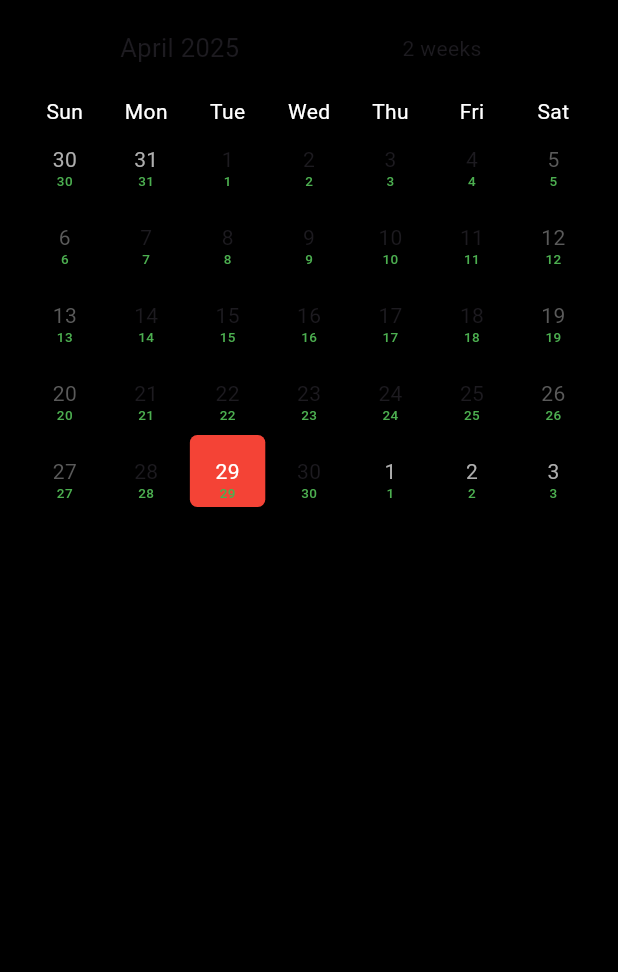
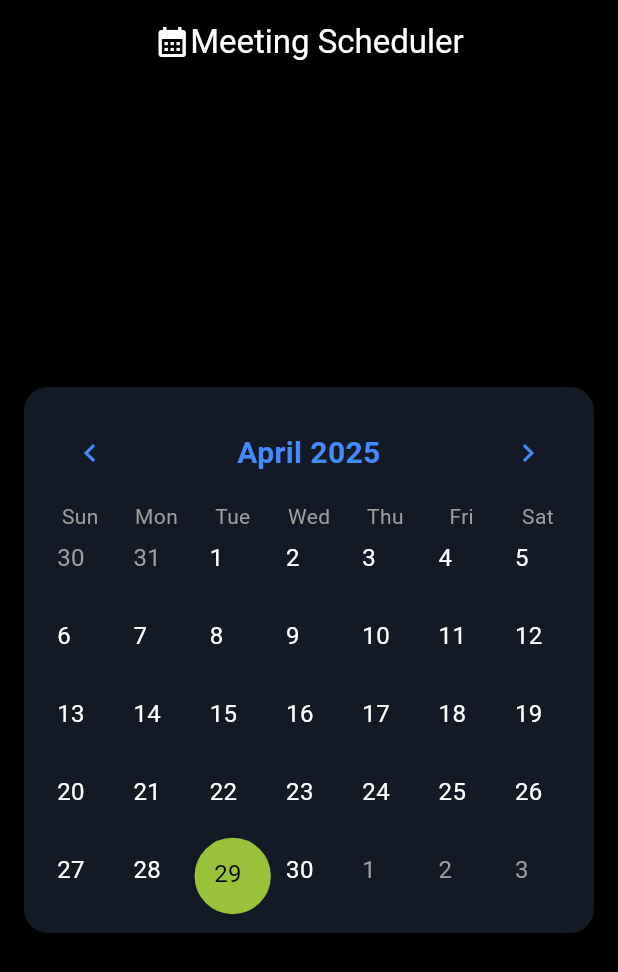
Before and after one commit to wasif567/scheduler, a Flutter app: the screen it shows after launch, on a phone screen of 412 x 824 dp. Shown: the top 972 px of the screen. Run offline on Flutter 3.47's test engine with Material 3 defaults, Android fonts, the phone set to English and light mode, and no system bars; drawn by our look-alikes of table_calendar; network calls fail.

Commit message:
fix: meeting selection

```diff
--- /dev/null
+++ b/lib/core/app_colors/app_colors.dart
@@ -0,0 +1,7 @@
+import 'package:flutter/material.dart';
+
+class AppColors {
+  static const Color upcomingColor = Color(0xFF99C139);
+  static const Color currentColor = Color(0xFFFABF06);
+  static const Color previousColor = Color(0xFF50545A);
+}
--- a/lib/main.dart
+++ b/lib/main.dart
@@ -1,10 +1,12 @@
-import 'package:flutter/foundation.dart';
 import 'package:flutter/material.dart';
+import 'package:flutter/services.dart';
 import 'package:provider/provider.dart';
 import 'package:scheduler/pages/meeting_screen.dart';
 import 'package:scheduler/provider/meeting_provider.dart';
 
 void main() {
+  WidgetsFlutterBinding.ensureInitialized();
+  SystemChrome.setPreferredOrientations([DeviceOrientation.portraitUp, DeviceOrientation.portraitDown]);
   runApp(
     MultiProvider(
       providers: [ChangeNotifierProvider(create: (context) => MeetingProvider())],
--- a/lib/pages/meeting_screen.dart
+++ b/lib/pages/meeting_screen.dart
@@ -1,9 +1,6 @@
-import 'dart:developer';
-
 import 'package:flutter/material.dart';
-import 'package:provider/provider.dart';
-import 'package:scheduler/provider/meeting_provider.dart';
-import 'package:table_calendar/table_calendar.dart';
+import 'package:scheduler/pages/widgets/meeting_list.dart';
+import 'package:scheduler/pages/widgets/table_calendar.dart';
 
 class MeetingSchedulerScreen extends StatelessWidget {
   const MeetingSchedulerScreen({super.key});
@@ -12,6 +9,7 @@ class MeetingSchedulerScreen extends StatelessWidget {
   Widget build(BuildContext context) {
     final kSize = MediaQuery.sizeOf(context);
     return Scaffold(
+      appBar: appBar(context),
       backgroundColor: Colors.black,
       body: SizedBox(
         height: kSize.height,
@@ -19,31 +17,26 @@ class MeetingSchedulerScreen extends StatelessWidget {
         child: Padding(
           padding: const EdgeInsets.symmetric(horizontal: 16.0),
           child: Column(
-            children: [
-              Consumer<MeetingProvider>(
-                builder: (context, state, child) {
-                  return TableCalendar(
-                    calendarBuilders: state.calendarBuilders,
-                    onHeaderLongPressed: (date) {
-                      log("$date");
-                    },
-                    // headerStyle: HeaderStyle(decoration: BoxDecoration(color: Colors.red)),
-                    // calendarBuilders: () {},
-                    onHeaderTapped: (date) {
-                      log("${date}");
-                    },
-                    firstDay: DateTime(2000),
-                    focusedDay: DateTime.now(),
-                    lastDay: DateTime(2100),
-                  );
-                },
-              ),
-            ],
+            mainAxisAlignment: MainAxisAlignment.center,
+            children: [CustomTableCalendar(), MeetingList()],
           ),
         ),
       ),
     );
   }
+}
+
+AppBar appBar(BuildContext context) {
+  return AppBar(
+    backgroundColor: Colors.black,
+    title: Row(
+      mainAxisAlignment: MainAxisAlignment.center,
+      children: [
+        Icon(Icons.calendar_month, color: Colors.white),
+        Text("Meeting Scheduler", style: TextStyle(color: Colors.white)),
+      ],
+    ),
+  );
 }
 
 
--- /dev/null
+++ b/lib/pages/widgets/table_calendar.dart
@@ -0,0 +1,105 @@
+import 'dart:developer';
+
+import 'package:flutter/material.dart';
+import 'package:provider/provider.dart';
+import 'package:scheduler/core/app_colors/app_colors.dart';
+import 'package:scheduler/provider/meeting_provider.dart';
+import 'package:table_calendar/table_calendar.dart';
+
+class CustomTableCalendar extends StatelessWidget {
+  const CustomTableCalendar({super.key});
+
+  @override
+  Widget build(BuildContext context) {
+    return Consumer<MeetingProvider>(
+      builder: (context, state, child) {
+        return Container(
+          decoration: BoxDecoration(borderRadius: BorderRadius.circular(16), color: Color(0xFF131925)),
+          padding: EdgeInsets.symmetric(horizontal: 12, vertical: 12),
+          child: TableCalendar(
+            firstDay: DateTime.utc(2020, 1, 1),
+            lastDay: DateTime.utc(2100, 12, 31),
+            focusedDay: state.focusedDay,
+            calendarFormat: CalendarFormat.month,
+            selectedDayPredicate: (day) {
+              return isSameDay(state.selectedDay, day);
+            },
+            onDaySelected: (selectedDay, focusedDay) {
+              state.selectedDay = selectedDay;
+              state.focusedDay = focusedDay;
+              state.getMeetingsList(focusedDay);
+            },
+            headerStyle: HeaderStyle(
+              formatButtonVisible: false,
+              titleCentered: true,
+              titleTextStyle: TextStyle(
+                fontSize: 20.0,
+                color: Colors.blueAccent,
+                fontWeight: FontWeight.bold,
+              ),
+              leftChevronIcon: Icon(Icons.chevron_left, color: Colors.blueAccent),
+              rightChevronIcon: Icon(Icons.chevron_right, color: Colors.blueAccent),
+            ),
+            calendarStyle: CalendarStyle(
+              todayDecoration: BoxDecoration(
+                border: Border.all(color: Colors.yellow),
+                shape: BoxShape.circle,
+              ),
+              selectedDecoration: BoxDecoration(color: Color(0xFF99C139), shape: BoxShape.circle),
+              selectedTextStyle: TextStyle(color: Colors.white),
+              todayTextStyle: TextStyle(color: Colors.white),
+              defaultTextStyle: TextStyle(color: Colors.white),
+              outsideDaysVisible: true,
+            ),
+            daysOfWeekVisible: true,
+            daysOfWeekStyle: DaysOfWeekStyle(
+              weekendStyle: TextStyle(color: Colors.grey),
+              weekdayStyle: TextStyle(color: Colors.grey),
+            ),
+            calendarBuilders: CalendarBuilders(
+              todayBuilder: (context, day, focusedDay) {
+                return Container(
+                  padding: EdgeInsets.all(10),
+                  decoration: BoxDecoration(
+                    border: Border.all(color: AppColors.currentColor),
+                    shape: BoxShape.circle,
+                  ),
+                  child: Text("${day.day}", style: TextStyle(color: AppColors.currentColor, fontSize: 16)),
+                );
+              },
+              defaultBuilder: (context, day, focusedDay) {
+                return Stack(
+                  children: [
+                    Padding(
+                      padding: EdgeInsets.all(10),
+                      child: Text("${day.day}", style: TextStyle(color: Colors.white, fontSize: 16)),
+                    ),
+                    Positioned(right: 3, top: 6, child: Badge(backgroundColor: state.defaultDayColor(day))),
+                  ],
+                );
+              },
+              outsideBuilder: (context, day, focusedDay) {
+                return Container(
+                  decoration: BoxDecoration(shape: BoxShape.circle),
+                  padding: EdgeInsets.all(10),
+                  child: Text("${day.day}", style: TextStyle(color: Colors.grey, fontSize: 16)),
+                );
+              },
+              selectedBuilder: (context, day, focusedDay) {
+                return Container(
+                  padding: EdgeInsets.all(12),
+                  decoration: BoxDecoration(
+                    border: Border.all(color: AppColors.upcomingColor),
+                    color: AppColors.upcomingColor,
+                    shape: BoxShape.circle,
+                  ),
+                  child: Text("${day.day}", style: TextStyle(color: Colors.black, fontSize: 16)),
+                );
+              },
+            ),
+          ),
+        );
+      },
+    );
+  }
+}
--- a/lib/provider/meeting_provider.dart
+++ b/lib/provider/meeting_provider.dart
@@ -1,187 +1,119 @@
+import 'dart:developer';
+
 import 'package:flutter/foundation.dart';
 import 'package:flutter/material.dart';
 import 'package:intl/intl.dart';
+import 'package:scheduler/core/app_colors/app_colors.dart';
 import 'package:scheduler/models/meeting_item/meeting_item.dart';
 import 'package:scheduler/models/meeting_model/meeting_response.dart';
+import 'package:scheduler/pages/widgets/meeting_list.dart';
 import 'package:scheduler/service/meeting_service.dart';
 import 'package:table_calendar/table_calendar.dart';
 
 class MeetingProvider with ChangeNotifier {
-  CalendarBuilders calendarBuilders = CalendarBuilders(
-    dowBuilder: (context, day) {
-      return SizedBox(
-        height: 15,
-        child: Center(child: Text(DateFormat('EEE').format(day), style: TextStyle(color: Colors.white))),
-      );
-    },
-    markerBuilder: (context, day, events) {
-      return Padding(
-        padding: const EdgeInsets.only(bottom: 5),
-        child: Text(
-          "${day.day}",
-          style: TextStyle(fontSize: 9, fontWeight: FontWeight.w500, color: Colors.green),
-        ),
-      );
-    },
-    todayBuilder: (context, day, focusedDay) {
-      return Container(
-        margin: const EdgeInsets.all(2),
-        decoration: BoxDecoration(
-          shape: BoxShape.rectangle,
-          color: Colors.red,
-          borderRadius: BorderRadius.circular(5),
-        ), //Change color
-        child: Center(child: Text("${day.day}", style: TextStyle(color: Colors.white))),
-      );
-    },
-    // markerBuilder: (context, day, events) {
-    //   return Padding(
-    //     padding: const EdgeInsets.only(bottom: 5),
-    //     child: Text(
-    //       viewState.getLabel(day),
-    //       style: AppTypography.interBold.merge(
-    //         TextStyle(fontSize: 9, fontWeight: FontWeight.w500, color: viewState.getLabelTxtColor(day)),
-    //       ),
-    //     ),
-    //   );
-    // },
-    // todayBuilder: (context, day, focusedDay) {
-    //   return Container(
-    //     margin: const EdgeInsets.all(2),
-    //     decoration: BoxDecoration(
-    //       shape: BoxShape.rectangle,
-    //       color: viewState.getBgColor(day),
-    //       borderRadius: BorderRadius.circular(5),
-    //     ), //Change color
-    //     child: Center(
-    //       child: FutureBuilder(
-    //         future: TranslationHelper().getTransDayNoText("${day.day}"),
-    //         builder: (context, snapshot) {
-    //           return Text(
-    //             snapshot.data ?? "${day.day}",
-    //             style: AppTypography.interBold.merge(const TextStyle(color: Colors.white)),
-    //           );
-    //         },
-    //       ),
-    //     ),
-    //   );
-    // },
-    selectedBuilder: (context, day, focusedDay) {
-      return Container(
-        padding: const EdgeInsets.all(2),
-        decoration: BoxDecoration(shape: BoxShape.rectangle, borderRadius: BorderRadius.circular(5)),
-        child: Container(
-          decoration: BoxDecoration(
-            shape: BoxShape.rectangle,
-            color: Colors.red ,
-            borderRadius: BorderRadius.circular(5),
-          ), //Change color
-          child: Center(
-            child: FutureBuilder(
-              future: TranslationHelper().getTransDayNoText("${day.day}"),
-              builder: (context, snapshot) {
-                return Text(
-                  snapshot.data ?? "${day.day}",
-                  style: AppTypography.interBold.merge(
-                    const TextStyle(color: Colors.white, fontSize: 16, fontWeight: FontWeight.w600),
-                  ),
-                );
-              },
-            ),
-          ),
-        ),
-      );
-    },
-    // outsideBuilder: (context, day, focusedDay) {
-    //   return Container(
-    //     padding: const EdgeInsets.all(2),
-    //     child: Container(
-    //       decoration: BoxDecoration(
-    //         shape: BoxShape.rectangle,
-    //         borderRadius: BorderRadius.circular(5),
-    //       ), //Change color
-    //       child: Center(
-    //         child: FutureBuilder(
-    //           future: TranslationHelper().getTransDayNoText("${day.day}"),
-    //           builder: (context, snapshot) {
-    //             return Text(
-    //               snapshot.data ?? "${day.day}",
-    //               style: AppTypography.interBold.merge(TextStyle(color: viewState.getDefaultBgColor(day))),
-    //             );
-    //           },
-    //         ),
-    //       ),
-    //     ),
-    //   );
-    // },
-    // defaultBuilder: (context, day, focusedDay) {
-    //   return Container(
-    //     padding: const EdgeInsets.all(2),
-    //     child: Container(
-    //       decoration: BoxDecoration(
-    //         shape: BoxShape.rectangle,
-    //         color: viewState.getBgColor(day),
-    //         borderRadius: BorderRadius.circular(5),
-    //       ), //Change color
-    //       child: Center(
-    //         child: FutureBuilder(
-    //           future: TranslationHelper().getTransDayNoText("${day.day}"),
-    //           builder: (context, snapshot) {
-    //             return Text(
-    //               snapshot.data ?? "${day.day}",
-    //               style: AppTypography.interBold.merge(TextStyle(color: viewState.getDefaultBgColor(day))),
-    //             );
-    //           },
-    //         ),
-    //       ),
-    //     ),
-    //   );
-    // },
-  );
-  // final MeetingService meetingService;
-  /* List<MeetingDate> _meetings = [];
-  DateTime _selectedDate = DateTime.now();
-  bool _isLoading = false;
-  String _error = '';
+  MeetingProvider() {
+    fetchingMeeting(DateTime.now());
+  }
 
-  MeetingProvider({required this.meetingService});
+  MeetingResponse? _meetingResponse;
+  MeetingResponse? get meetingResponse => _meetingResponse;
+  set meetingResponse(MeetingResponse? val) {
+    _meetingResponse = val;
+    notifyListeners();
+  }
 
-  List<MeetingDate> get meetings => _meetings;
-  DateTime get selectedDate => _selectedDate;
-  bool get isLoading => _isLoading;
-  String get error => _error;
+  DateTime _focusedDay = DateTime.now();
+  DateTime get focusedDay => _focusedDay;
+  set focusedDay(DateTime val) {
+    _focusedDay = val;
+    notifyListeners();
+  }
 
-  List<MeetingItem> get upcomingMeetings => _meetings.where((m) => m.isUpcoming(DateTime.now())).toList();
-  List<MeetingItem> get currentMeetings => _meetings.where((m) => m.isCurrent(DateTime.now())).toList();
-  List<MeetingItem> get previousMeetings => _meetings.where((m) => m.isPrevious(DateTime.now())).toList();
+  DateTime _selectedDay = DateTime.now();
+  DateTime get selectedDay => _selectedDay;
+  set selectedDay(DateTime val) {
+    _selectedDay = val;
+    notifyListeners();
+  }
 
-  List<MeetingDate> get meetingsForSelectedDate =>
-      _meetings
-          .where(
-            (m) =>
-                m.m.year == _selectedDate.year &&
-                m.startTime.month == _selectedDate.month &&
-                m.startTime.day == _selectedDate.day,
-          )
-          .toList(); */
+  List<DateTime> parsedDates = [];
 
-  /* Future<void> fetchMeetings() async {
-    _isLoading = true;
-    notifyListeners();
+  fetchingMeeting(DateTime date) async {
+    try {
+      parsedDates = [];
+      MeetingService service = MeetingService();
+      MeetingResponse? meetingRes = await service.fetchMeetings(date: date);
 
-    try {
-      _meetings = await meetingService.fetchMeetings();
-      _error = '';
-    } catch (e) {
-      _error = e.toString();
-    } finally {
-      _isLoading = false;
-      notifyListeners();
+      if (meetingRes != null) {
+        meetingResponse = meetingRes;
+        notifyListeners();
+
+        log("${meetingResponse!.toJson()}");
+        if (meetingResponse!.data.isNotEmpty) {
+          for (var meetindata in meetingResponse!.data) {
+            DateTime date = DateTime.parse(meetindata.date);
+
+            if (!parsedDates.contains(date)) {
+              parsedDates.add(date);
+            }
+
+            log("${meetindata.toJson()}");
+            for (var item in meetindata.items) {
+              log("${item.toJson()}");
+            }
+          }
+          log("${parsedDates.length}");
+        }
+      }
+    } catch (_) {
+      meetingResponse = null;
     }
   }
 
-  void setSelectedDate(DateTime date) {
-    _selectedDate = date;
+  Color defaultDayColor(DateTime day) {
+    final today = DateTime.now();
+    final DateTime justDate = DateTime(day.year, day.month, day.day);
+    final DateTime justToday = DateTime(today.year, today.month, today.day);
+    if (meetingResponse != null) {
+      if (meetingResponse!.data != null && meetingResponse!.data.isNotEmpty) {
+        if (meetingResponse!.data.any((meetingDate) => isSameDay(DateTime.parse(meetingDate.date), day))) {
+          if (isSameDay(justDate, justToday)) {
+            return Colors.yellow; // current day meeting
+          } else if (justDate.isAfter(justToday)) {
+            return Colors.green; // upcoming meeting
+          } else {
+            return Colors.grey; // past meeting
+          }
+        }
+      }
+    }
+
+    return Colors.transparent; // no meeting
+  }
+
+  List<MeetingItem>? _selectedMeetings = [];
+  List<MeetingItem>? get selectedMeetings => _selectedMeetings;
+  set selectedMeetings(List<MeetingItem>? val) {
+    _selectedMeetings = val;
     notifyListeners();
-  } */
+  }
+
+  getMeetingsList(DateTime day) {
+    try {
+      if (selectedMeetings == null || selectedMeetings!.isEmpty) {
+        DateTime targetedDate = DateTime(day.year, day.month, day.day);
+        MeetingDate? meetings = meetingResponse!.data.firstWhere(
+          (entry) => DateTime.parse(entry.date) == targetedDate,
+        );
+        if (meetings != null) {
+          List<MeetingItem> items = meetings.items;
+          if (items.isNotEmpty) {
+            selectedMeetings!.addAll(items);
+          }
+        }
+      } else {
+        selectedMeetings = [];
+      }
+    } catch (_) {}
+  }
 }
```
Also changed, not shown: lib/pages/widgets/meeting_list.dart (added, +30 -0 lines), lib/service/meeting_service.dart (+8 -10 lines), 1 other file.
